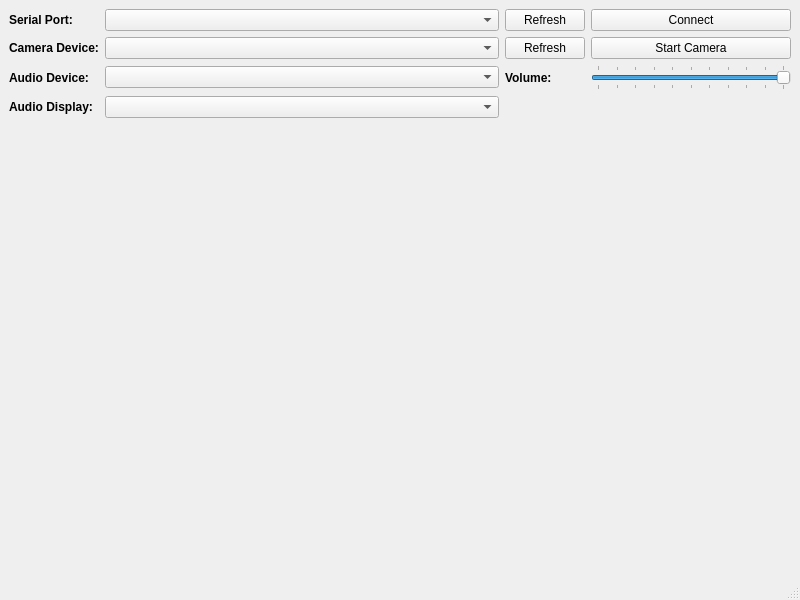
The window that mainwindow.ui (brianuuu/AutoController2) describes before a commit, drawn with Qt 5.
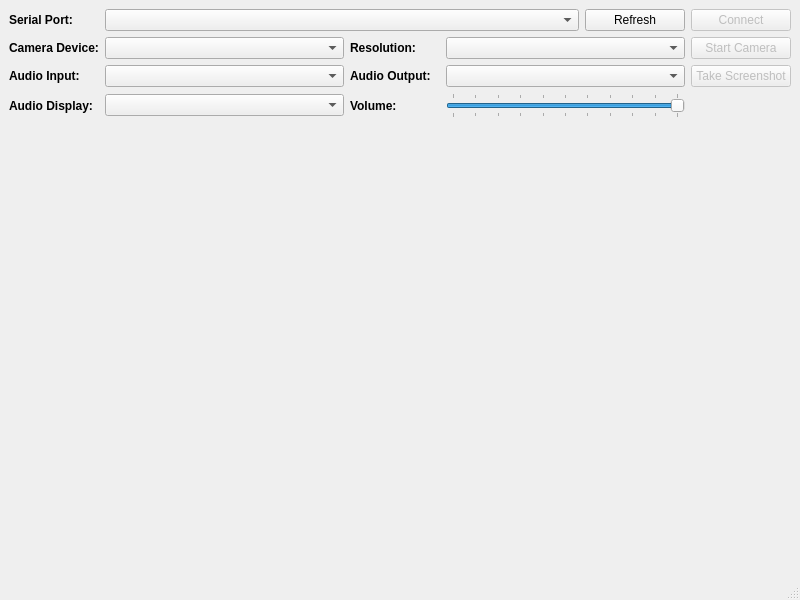
The same window after the commit.

Commit message: Adjusted device UI layout

What changed in the file:
```diff
--- a/mainwindow.ui
+++ b/mainwindow.ui
@@ -17,7 +17,130 @@
    <layout class="QVBoxLayout" name="verticalLayout">
     <item>
      <layout class="QGridLayout" name="gridLayout">
+      <item row="0" column="0">
+       <layout class="QHBoxLayout" name="horizontalLayout">
+        <item>
+         <widget class="QLabel" name="label">
+          <property name="minimumSize">
+           <size>
+            <width>90</width>
+            <height>0</height>
+           </size>
+          </property>
+          <property name="font">
+           <font>
+            <bold>true</bold>
+           </font>
+          </property>
+          <property name="text">
+           <string>Serial Port:</string>
+          </property>
+         </widget>
+        </item>
+        <item>
+         <widget class="QComboBox" name="CB_SerialPort">
+          <property name="sizePolicy">
+           <sizepolicy hsizetype="Expanding" vsizetype="Fixed">
+            <horstretch>0</horstretch>
+            <verstretch>0</verstretch>
+           </sizepolicy>
+          </property>
+         </widget>
+        </item>
+        <item>
+         <widget class="QPushButton" name="PB_SerialRefresh">
+          <property name="minimumSize">
+           <size>
+            <width>100</width>
+            <height>0</height>
+           </size>
+          </property>
+          <property name="text">
+           <string>Refresh</string>
+          </property>
+         </widget>
+        </item>
+       </layout>
+      </item>
+      <item row="2" column="0">
+       <layout class="QHBoxLayout" name="horizontalLayout_3">
+        <item>
+         <widget class="QLabel" name="label_3">
+          <property name="minimumSize">
+           <size>
+            <width>90</width>
+            <height>0</height>
+           </size>
+          </property>
+          <property name="font">
+           <font>
+            <bold>true</bold>
+           </font>
+          </property>
+          <property name="text">
+           <string>Audio Input:</string>
+          </property>
+         </widget>
+        </item>
+        <item>
+         <widget class="QComboBox" name="CB_AudioInput">
+          <property name="sizePolicy">
+           <sizepolicy hsizetype="Expanding" vsizetype="Fixed">
+            <horstretch>0</horstretch>
+            <verstretch>0</verstretch>
+           </sizepolicy>
+          </property>
+         </widget>
+        </item>
+        <item>
+         <widget class="QLabel" name="label_6">
+          <property name="minimumSize">
+           <size>
+            <width>90</width>
+            <height>0</height>
+           </size>
+          </property>
+          <property name="font">
+           <font>
+            <bold>true</bold>
+           </font>
+          </property>
+          <property name="text">
+           <string>Audio Output:</string>
+          </property>
+         </widget>
+        </item>
+        <item>
+         <widget class="QComboBox" name="CB_AudioOutput">
+          <property name="sizePolicy">
+           <sizepolicy hsizetype="Expanding" vsizetype="Fixed">
+            <horstretch>0</horstretch>
+            <verstretch>0</verstretch>
+           </sizepolicy>
+          </property>
+         </widget>
+        </item>
+       </layout>
+      </item>
+      <item row="2" column="1">
+       <widget class="QPushButton" name="PB_Screenshot">
+        <property name="enabled">
+         <bool>false</bool>
+        </property>
+        <property name="minimumSize">
+         <size>
+          <width>100</width>
+          <height>0</height>
+         </size>
+        </property>
+        <property name="text">
+         <string>Take Screenshot</string>
+        </property>
+       </widget>
+      </item>
       <item row="1" column="0">
+       <layout class="QHBoxLayout" name="horizontalLayout_2">
+        <item>
        <widget class="QLabel" name="label_2">
         <property name="minimumSize">
          <size>
@@ -35,7 +158,7 @@
         </property>
        </widget>
       </item>
-      <item row="1" column="2">
+        <item>
        <widget class="QComboBox" name="CB_CameraDevice">
         <property name="sizePolicy">
          <sizepolicy hsizetype="Expanding" vsizetype="Fixed">
@@ -45,17 +168,55 @@
         </property>
        </widget>
       </item>
-      <item row="2" column="2">
-       <widget class="QComboBox" name="CB_AudioDevice">
+        <item>
+         <widget class="QLabel" name="label_7">
+          <property name="minimumSize">
+           <size>
+            <width>90</width>
+            <height>0</height>
+           </size>
+          </property>
+          <property name="font">
+           <font>
+            <bold>true</bold>
+           </font>
+          </property>
+          <property name="text">
+           <string>Resolution:</string>
+          </property>
+         </widget>
+        </item>
+        <item>
+         <widget class="QComboBox" name="CB_Resolution">
         <property name="sizePolicy">
          <sizepolicy hsizetype="Expanding" vsizetype="Fixed">
           <horstretch>0</horstretch>
           <verstretch>0</verstretch>
          </sizepolicy>
+          </property>
+         </widget>
+        </item>
+       </layout>
+      </item>
+      <item row="1" column="1">
+       <widget class="QPushButton" name="PB_CameraStart">
+        <property name="enabled">
+         <bool>false</bool>
+        </property>
+        <property name="minimumSize">
+         <size>
+          <width>100</width>
+          <height>0</height>
+         </size>
+        </property>
+        <property name="text">
+         <string>Start Camera</string>
         </property>
        </widget>
       </item>
       <item row="3" column="0">
+       <layout class="QHBoxLayout" name="horizontalLayout_4">
+        <item>
        <widget class="QLabel" name="label_4">
         <property name="minimumSize">
          <size>
@@ -73,81 +234,7 @@
         </property>
        </widget>
       </item>
-      <item row="1" column="4">
-       <widget class="QPushButton" name="PB_CameraStart">
-        <property name="text">
-         <string>Start Camera</string>
-        </property>
-       </widget>
-      </item>
-      <item row="0" column="4">
-       <widget class="QPushButton" name="PB_SerialConnect">
-        <property name="text">
-         <string>Connect</string>
-        </property>
-       </widget>
-      </item>
-      <item row="0" column="2">
-       <widget class="QComboBox" name="CB_SerialPort">
-        <property name="sizePolicy">
-         <sizepolicy hsizetype="Expanding" vsizetype="Fixed">
-          <horstretch>0</horstretch>
-          <verstretch>0</verstretch>
-         </sizepolicy>
-        </property>
-       </widget>
-      </item>
-      <item row="0" column="0">
-       <widget class="QLabel" name="label">
-        <property name="minimumSize">
-         <size>
-          <width>90</width>
-          <height>0</height>
-         </size>
-        </property>
-        <property name="font">
-         <font>
-          <bold>true</bold>
-         </font>
-        </property>
-        <property name="text">
-         <string>Serial Port:</string>
-        </property>
-       </widget>
-      </item>
-      <item row="0" column="3">
-       <widget class="QPushButton" name="PB_SerialRefresh">
-        <property name="text">
-         <string>Refresh</string>
-        </property>
-       </widget>
-      </item>
-      <item row="1" column="3">
-       <widget class="QPushButton" name="PB_CameraRefresh">
-        <property name="text">
-         <string>Refresh</string>
-        </property>
-       </widget>
-      </item>
-      <item row="2" column="0">
-       <widget class="QLabel" name="label_3">
-        <property name="minimumSize">
-         <size>
-          <width>90</width>
-          <height>0</height>
-         </size>
-        </property>
-        <property name="font">
-         <font>
-          <bold>true</bold>
-         </font>
-        </property>
-        <property name="text">
-         <string>Audio Device:</string>
-        </property>
-       </widget>
-      </item>
-      <item row="3" column="2">
+        <item>
        <widget class="QComboBox" name="CB_AudioDisplay">
         <property name="sizePolicy">
          <sizepolicy hsizetype="Expanding" vsizetype="Fixed">
@@ -157,8 +244,14 @@
         </property>
        </widget>
       </item>
-      <item row="2" column="3">
+        <item>
        <widget class="QLabel" name="label_5">
+          <property name="minimumSize">
+           <size>
+            <width>90</width>
+            <height>0</height>
+           </size>
+          </property>
         <property name="font">
          <font>
           <bold>true</bold>
@@ -169,7 +262,7 @@
         </property>
        </widget>
       </item>
-      <item row="2" column="4">
+        <item>
        <widget class="QSlider" name="HS_Volume">
         <property name="sizePolicy">
          <sizepolicy hsizetype="Expanding" vsizetype="Fixed">
@@ -177,12 +270,6 @@
           <verstretch>0</verstretch>
          </sizepolicy>
         </property>
-        <property name="maximumSize">
-         <size>
-          <width>200</width>
-          <height>16777215</height>
-         </size>
-        </property>
         <property name="maximum">
          <number>100</number>
         </property>
@@ -194,6 +281,27 @@
         </property>
         <property name="tickPosition">
          <enum>QSlider::TickPosition::TicksBothSides</enum>
+          </property>
+          <property name="tickInterval">
+           <number>10</number>
+          </property>
+         </widget>
+        </item>
+       </layout>
+      </item>
+      <item row="0" column="1">
+       <widget class="QPushButton" name="PB_SerialConnect">
+        <property name="enabled">
+         <bool>false</bool>
+        </property>
+        <property name="minimumSize">
+         <size>
+          <width>100</width>
+          <height>0</height>
+         </size>
+        </property>
+        <property name="text">
+         <string>Connect</string>
         </property>
        </widget>
       </item>
```
Lines whose indentation alone changed are shown as unchanged.
